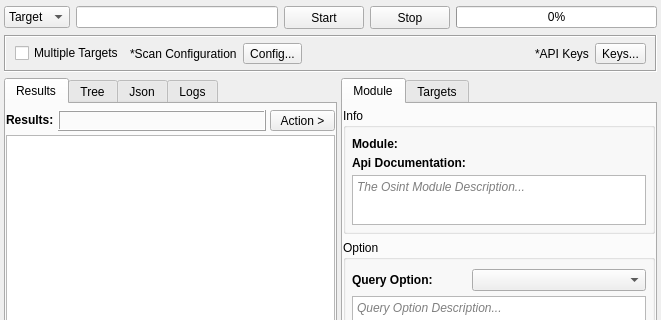
First picture: the form in sub3suite/src/tools/raw/RawTool.ui, repository 3nock/OTE, before the edit; both pictures show x 0 to 661 and y 0 to 320 of the 661 by 619 pixel window.
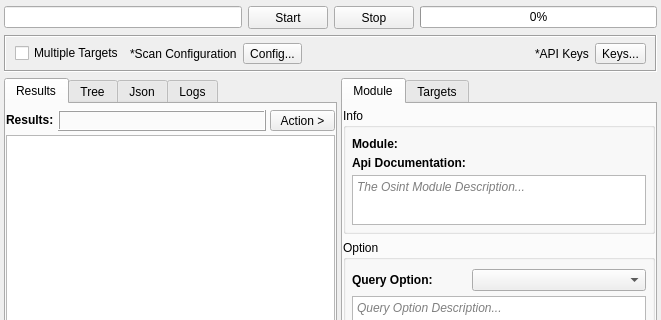
Second picture: the form after the edit. Custom widgets are drawn as their Qt base class.

What changed in the file:
```diff
--- a/sub3suite/src/tools/raw/RawTool.ui
+++ b/sub3suite/src/tools/raw/RawTool.ui
@@ -28,27 +28,6 @@
    </property>
    <item>
     <layout class="QHBoxLayout" name="horizontalLayout">
-     <item>
-      <widget class="QComboBox" name="comboBox">
-       <property name="sizePolicy">
-        <sizepolicy hsizetype="Fixed" vsizetype="Fixed">
-         <horstretch>0</horstretch>
-         <verstretch>0</verstretch>
-        </sizepolicy>
-       </property>
-       <property name="minimumSize">
-        <size>
-         <width>0</width>
-         <height>0</height>
-        </size>
-       </property>
-       <item>
-        <property name="text">
-         <string>Target</string>
-        </property>
-       </item>
-      </widget>
-     </item>
      <item>
       <widget class="QLineEdit" name="lineEditTarget"/>
      </item>
```
Left out of the diff: 3 changed lines with no effect on the pictures.
